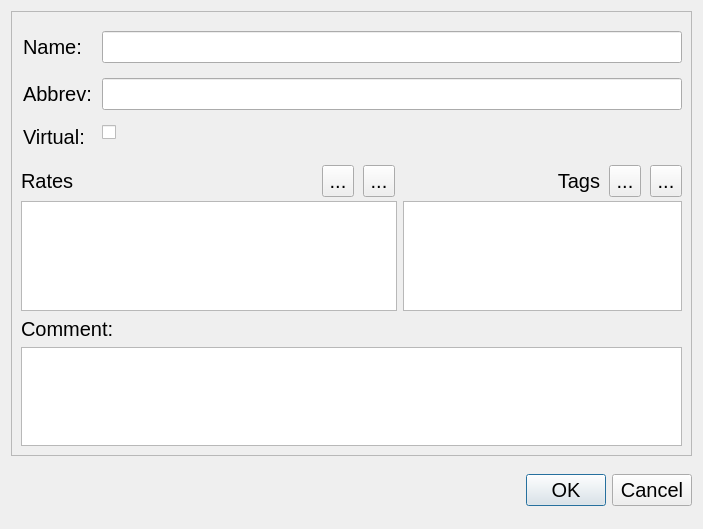
utamons/tm3, file ui/CatUpdateDlg.ui: the form before one commit.
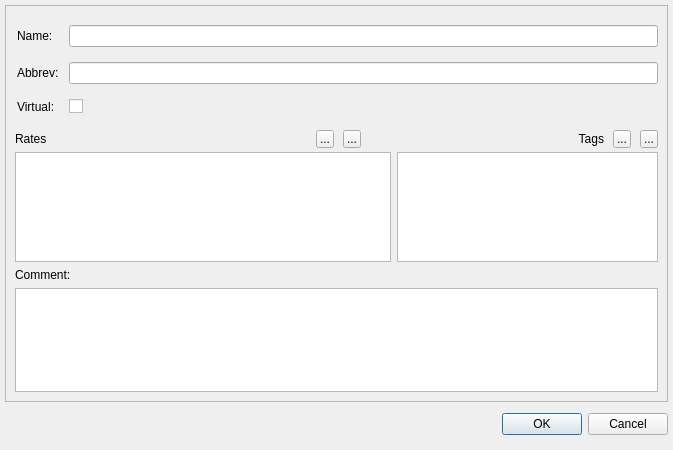
The form after the commit. Icons and pictures are not drawn.

Patch:
```diff
--- a/ui/CatUpdateDlg.ui
+++ b/ui/CatUpdateDlg.ui
@@ -6,22 +6,31 @@
    <rect>
     <x>0</x>
     <y>0</y>
-    <width>703</width>
-    <height>529</height>
+    <width>673</width>
+    <height>450</height>
    </rect>
   </property>
   <property name="windowTitle">
    <string>Category</string>
   </property>
   <layout class="QVBoxLayout" name="verticalLayout_2">
+   <property name="spacing">
+    <number>1</number>
+   </property>
+   <property name="leftMargin">
+    <number>5</number>
+   </property>
+   <property name="topMargin">
+    <number>5</number>
+   </property>
+   <property name="rightMargin">
+    <number>5</number>
+   </property>
+   <property name="bottomMargin">
+    <number>5</number>
+   </property>
    <item>
     <widget class="QFrame" name="frame">
-     <property name="font">
-      <font>
-       <family>Tahoma</family>
-       <pointsize>15</pointsize>
-      </font>
-     </property>
      <property name="frameShape">
       <enum>QFrame::StyledPanel</enum>
      </property>
@@ -51,58 +60,26 @@
         </property>
         <item row="0" column="0">
          <widget class="QLabel" name="label">
-          <property name="font">
-           <font>
-            <family>Tahoma</family>
-            <pointsize>15</pointsize>
-           </font>
-          </property>
           <property name="text">
            <string>Name:</string>
           </property>
          </widget>
         </item>
         <item row="0" column="1">
-         <widget class="QLineEdit" name="editName">
-          <property name="font">
-           <font>
-            <family>Tahoma</family>
-            <pointsize>15</pointsize>
-           </font>
-          </property>
-         </widget>
+         <widget class="QLineEdit" name="editName"/>
         </item>
         <item row="1" column="0">
          <widget class="QLabel" name="label_2">
-          <property name="font">
-           <font>
-            <family>Tahoma</family>
-            <pointsize>15</pointsize>
-           </font>
-          </property>
           <property name="text">
            <string>Abbrev:</string>
           </property>
          </widget>
         </item>
         <item row="1" column="1">
-         <widget class="QLineEdit" name="editAbbrev">
-          <property name="font">
-           <font>
-            <family>Tahoma</family>
-            <pointsize>15</pointsize>
-           </font>
-          </property>
-         </widget>
+         <widget class="QLineEdit" name="editAbbrev"/>
         </item>
         <item row="2" column="0">
          <widget class="QLabel" name="label_3">
-          <property name="font">
-           <font>
-            <family>Tahoma</family>
-            <pointsize>15</pointsize>
-           </font>
-          </property>
           <property name="text">
            <string>Virtual:</string>
           </property>
@@ -110,12 +87,6 @@
         </item>
         <item row="2" column="1">
          <widget class="QCheckBox" name="checkVirt">
-          <property name="font">
-           <font>
-            <family>Tahoma</family>
-            <pointsize>15</pointsize>
-           </font>
-          </property>
           <property name="layoutDirection">
            <enum>Qt::LeftToRight</enum>
           </property>
@@ -156,12 +127,6 @@
               <height>0</height>
              </size>
             </property>
-            <property name="font">
-             <font>
-              <family>Tahoma</family>
-              <pointsize>15</pointsize>
-             </font>
-            </property>
             <property name="text">
              <string>Rates</string>
             </property>
@@ -171,22 +136,16 @@
            <widget class="QToolButton" name="btnAdd">
             <property name="minimumSize">
              <size>
-              <width>32</width>
-              <height>32</height>
+              <width>18</width>
+              <height>18</height>
              </size>
             </property>
             <property name="maximumSize">
              <size>
-              <width>32</width>
-              <height>32</height>
+              <width>18</width>
+              <height>18</height>
              </size>
             </property>
-            <property name="font">
-             <font>
-              <family>Tahoma</family>
-              <pointsize>15</pointsize>
-             </font>
-            </property>
             <property name="text">
              <string>...</string>
             </property>
@@ -206,22 +165,16 @@
            <widget class="QToolButton" name="btnDel">
             <property name="minimumSize">
              <size>
-              <width>32</width>
-              <height>32</height>
+              <width>18</width>
+              <height>18</height>
              </size>
             </property>
             <property name="maximumSize">
              <size>
-              <width>32</width>
-              <height>32</height>
+              <width>18</width>
+              <height>18</height>
              </size>
             </property>
-            <property name="font">
-             <font>
-              <family>Tahoma</family>
-              <pointsize>15</pointsize>
-             </font>
-            </property>
             <property name="text">
              <string>...</string>
             </property>
@@ -258,12 +211,6 @@
               <height>0</height>
              </size>
             </property>
-            <property name="font">
-             <font>
-              <family>Tahoma</family>
-              <pointsize>15</pointsize>
-             </font>
-            </property>
             <property name="text">
              <string>Tags</string>
             </property>
@@ -276,22 +223,16 @@
            <widget class="QToolButton" name="btnAddTag">
             <property name="minimumSize">
              <size>
-              <width>32</width>
-              <height>32</height>
+              <width>18</width>
+              <height>18</height>
              </size>
             </property>
             <property name="maximumSize">
              <size>
-              <width>32</width>
-              <height>32</height>
+              <width>18</width>
+              <height>18</height>
              </size>
             </property>
-            <property name="font">
-             <font>
-              <family>Tahoma</family>
-              <pointsize>15</pointsize>
-             </font>
-            </property>
             <property name="text">
              <string>...</string>
             </property>
@@ -311,22 +252,16 @@
            <widget class="QToolButton" name="btnDelTag">
             <property name="minimumSize">
              <size>
-              <width>32</width>
-              <height>32</height>
+              <width>18</width>
+              <height>18</height>
              </size>
             </property>
             <property name="maximumSize">
              <size>
-              <width>32</width>
-              <height>32</height>
+              <width>18</width>
+              <height>18</height>
              </size>
             </property>
-            <property name="font">
-             <font>
-              <family>Tahoma</family>
-              <pointsize>15</pointsize>
-             </font>
-            </property>
             <property name="text">
              <string>...</string>
             </property>
@@ -358,12 +293,6 @@
             <height>16777215</height>
            </size>
           </property>
-          <property name="font">
-           <font>
-            <family>Tahoma</family>
-            <pointsize>15</pointsize>
-           </font>
-          </property>
          </widget>
         </item>
         <item row="1" column="1">
@@ -380,24 +309,12 @@
             <height>110</height>
            </size>
           </property>
-          <property name="font">
-           <font>
-            <family>Tahoma</family>
-            <pointsize>15</pointsize>
-           </font>
-          </property>
          </widget>
         </item>
        </layout>
       </item>
       <item>
        <widget class="QLabel" name="label_4">
-        <property name="font">
-         <font>
-          <family>Tahoma</family>
-          <pointsize>15</pointsize>
-         </font>
-        </property>
         <property name="text">
          <string>Comment:</string>
         </property>
@@ -417,12 +334,6 @@
           <height>16777215</height>
          </size>
         </property>
-        <property name="font">
-         <font>
-          <family>Tahoma</family>
-          <pointsize>15</pointsize>
-         </font>
-        </property>
        </widget>
       </item>
      </layout>
@@ -433,15 +344,9 @@
      <property name="minimumSize">
       <size>
        <width>0</width>
-       <height>56</height>
+       <height>42</height>
       </size>
      </property>
-     <property name="font">
-      <font>
-       <family>Tahoma</family>
-       <pointsize>15</pointsize>
-      </font>
-     </property>
      <property name="orientation">
       <enum>Qt::Horizontal</enum>
      </property>
```
